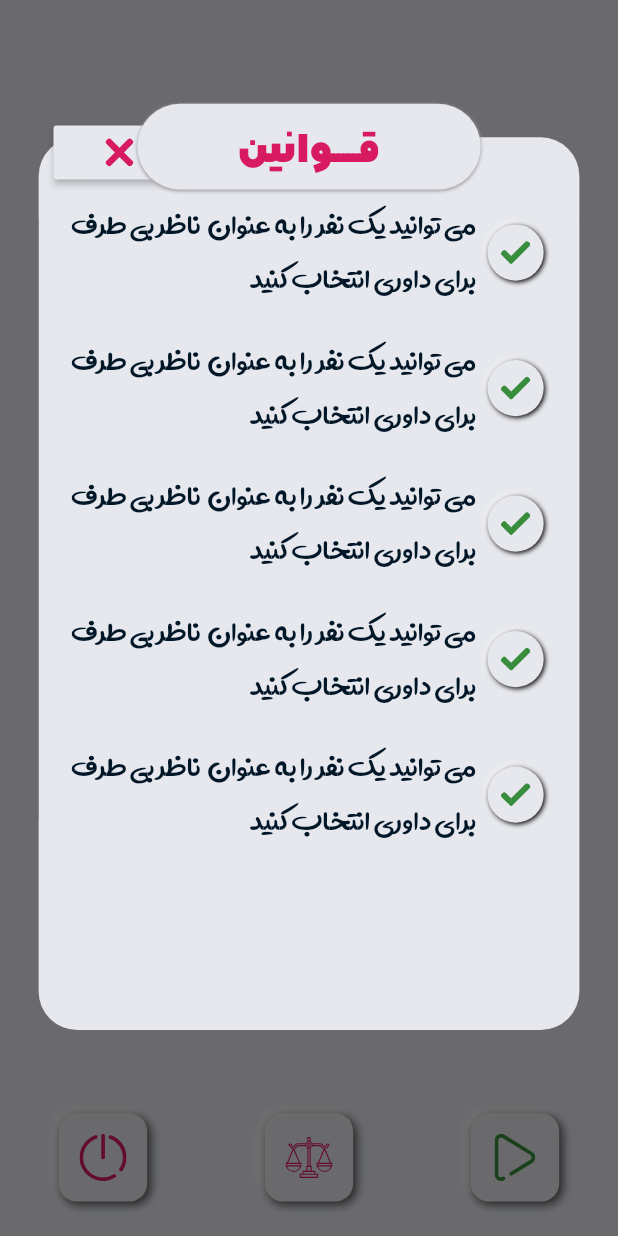
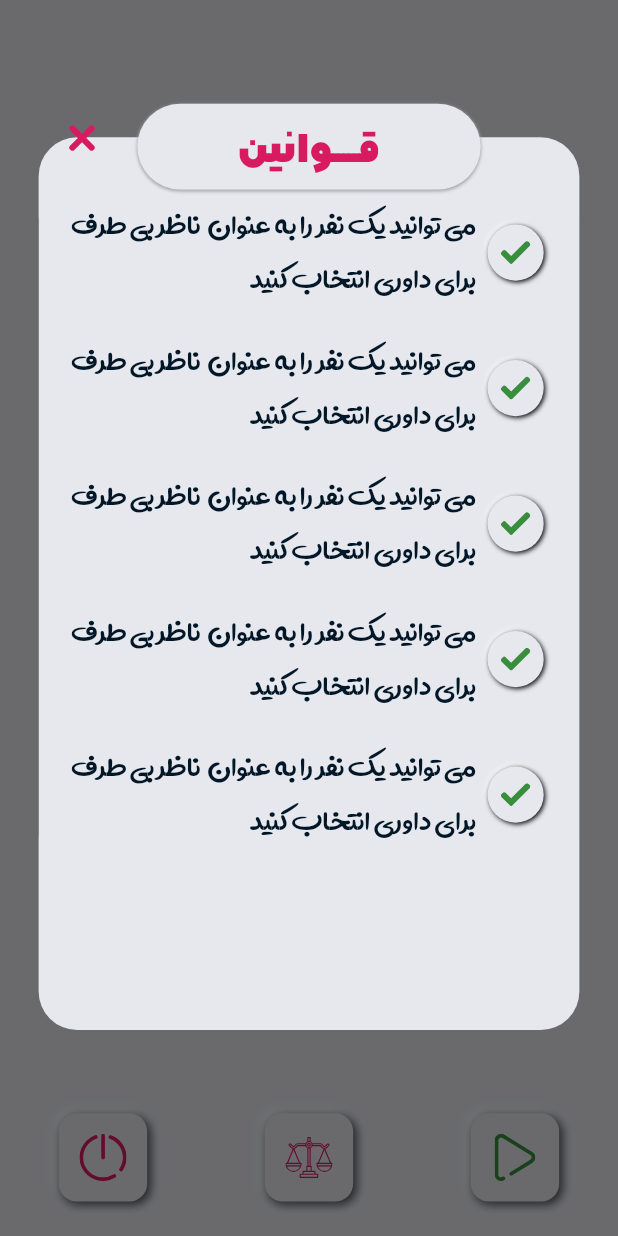
Before and after one commit to AminAlizadeh-Dev/pantomim_flutter, a Flutter app: the RoundPage screen opened directly, after a tap on an icon or button, on a phone screen of 412 x 824 dp. Run offline on Flutter 3.47's test engine with Material 2 defaults, Android fonts, the phone set to English and light mode, and no system bars; drawn by our look-alikes of flutter_neumorphic; our stand-ins replace flutter_svg, lottie, page_transition, rive; missing offline and left inert: draggable_scrollbar, neumorphic; network calls fail; statements that could not run were skipped; project files that could hold a hidden picture were left out.

Commit message:
round pages

```diff
--- a/lib/pages/round_page.dart
+++ b/lib/pages/round_page.dart
@@ -60,15 +60,11 @@ void roleDialog(BuildContext context) {
                 ),
               Align(
                 alignment: Alignment(-0.78, -0.8),
-                child:  RaisedButton(
-                  padding: EdgeInsets.all(5),
-                  onPressed: () {},
-//                  shape:,
-                      color: AppColors.accentColor,
+                child:  GestureDetector(
+                  onTap: (){Navigator.pop(context);},
                   child: SvgPicture.asset(
                     "assets/close_small_icon.svg",
                     color: AppColors.primaryColor,
-                    width: standardSize(context),
                   ),
                 ),
               ),
@@ -168,8 +164,8 @@ class RoundPageState extends State<RoundPage> {
                   ),
                   child: Container(
                     margin: EdgeInsets.only(
-                        top: mediumSize(context),
-                        bottom: xxSmallSize(context)),
+                        top: largeSize(context),
+                        bottom: 0),
                     height: fullHeight(context) / 2, width: fullWidth(context),
                     child: ListView.builder(
                       physics: BouncingScrollPhysics(),
@@ -185,7 +181,7 @@ class RoundPageState extends State<RoundPage> {
                 ),
               ),
               Align(
-                alignment: Alignment(0.0,-0.84),
+                alignment: Alignment(0.0,-0.81),
                 child: Container(
                   width: fullWidth(context) / 1.7,
                   height: xlargeSize(context),
--- a/lib/pages/select_topic_page.dart
+++ b/lib/pages/select_topic_page.dart
@@ -1,7 +1,9 @@
+import 'package:draggable_scrollbar/draggable_scrollbar.dart';
 import 'package:flutter/cupertino.dart';
 import 'package:flutter/material.dart';
 import 'package:flutter_neumorphic/flutter_neumorphic.dart';
 import 'package:pantomim_flutter/local_data.dart';
+import 'package:pantomim_flutter/theme/colors.dart';
 import 'package:pantomim_flutter/theme/dimense.dart';
 import 'package:pantomim_flutter/widgets/select_topic_widgets.dart';
 
@@ -29,7 +31,7 @@ class SelectTopicState extends State<SelectTopic> {
           ),
         ),
         body: Container(
-          height: fullHeight(context) / 1.2,
+          height: fullHeight(context) / 1,
           width: fullWidth(context),
           child: ListView.builder(
             addAutomaticKeepAlives: true,
```
Also changed, not shown: assets/background_home.png (added).
